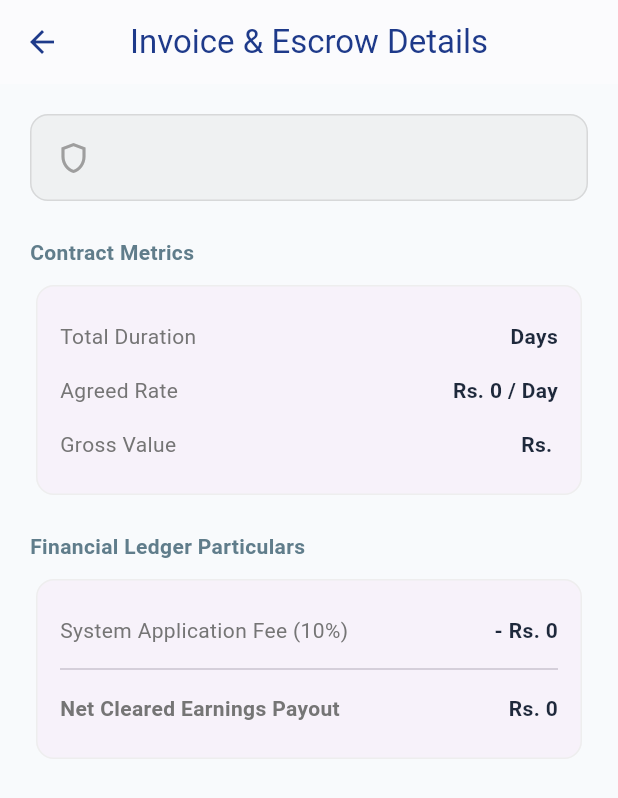
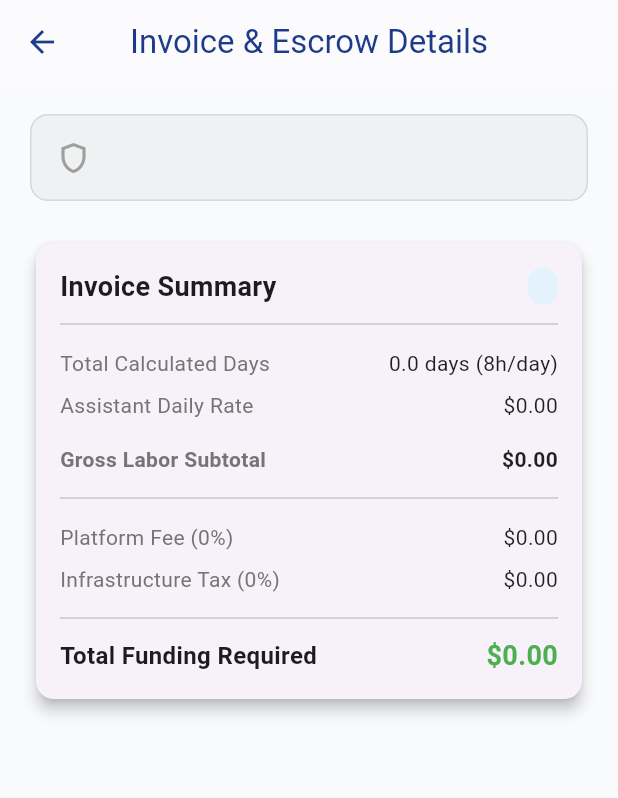
Before and after one commit to PenTrojan/medicare, a Flutter app: the BillingDetailsPage screen opened directly with empty values, on a phone screen of 412 x 824 dp. Shown: the top 798 px of the screen. Run offline on Flutter 3.47's test engine with Material 3 defaults, Android fonts, the phone set to English and light mode, and no system bars; our stand-ins replace cloud_firestore, cloud_functions, firebase_auth, firebase_core, firebase_storage, geolocator and 2 more; missing offline and left inert: firebase_ui_auth, firebase_ui_oauth_google; accounts and stored records are empty.

```diff
--- /dev/null
+++ b/lib/models/bill_model.dart
@@ -0,0 +1,114 @@
+class BillModel {
+  final String id;
+  final BillMetadata metadata;
+  final PricingStructure pricingStructure;
+  final FinancialBreakdown financialBreakdown;
+  final EscrowSummary escrowSummary;
+
+  BillModel({
+    required this.id,
+    required this.metadata,
+    required this.pricingStructure,
+    required this.financialBreakdown,
+    required this.escrowSummary,
+  });
+
+  factory BillModel.fromMap(Map<String, dynamic> map) {
+    return BillModel(
+      id: map['id'] ?? '',
+      metadata: BillMetadata.fromMap(map['metadata'] ?? {}),
+      pricingStructure: PricingStructure.fromMap(map['pricingStructure'] ?? {}),
+      financialBreakdown: FinancialBreakdown.fromMap(
+        map['financialBreakdown'] ?? {},
+      ),
+      escrowSummary: EscrowSummary.fromMap(map['escrowSummary'] ?? {}),
+    );
+  }
+}
+
+class BillMetadata {
+  final String jobId;
+  final String seekerId;
+  final String assistantId;
+
+  BillMetadata({
+    required this.jobId,
+    required this.seekerId,
+    required this.assistantId,
+  });
+
+  factory BillMetadata.fromMap(Map<String, dynamic> map) {
+    return BillMetadata(
+      jobId: map['jobId'] ?? '',
+      seekerId: map['seekerId'] ?? '',
+      assistantId: map['assistantId'] ?? '',
+    );
+  }
+}
+
+class PricingStructure {
+  final double totalDays;
+  final int dailyRate;
+  final int grossContractValue;
+
+  PricingStructure({
+    required this.totalDays,
+    required this.dailyRate,
+    required this.grossContractValue,
+  });
+
+  factory PricingStructure.fromMap(Map<String, dynamic> map) {
+    return PricingStructure(
+      totalDays: (map['totalDays'] as num?)?.toDouble() ?? 0.0,
+      dailyRate: (map['dailyRate'] as num?)?.toInt() ?? 0,
+      grossContractValue: (map['grossContractValue'] as num?)?.toInt() ?? 0,
+    );
+  }
+}
+
+class FinancialBreakdown {
+  final double platformFeeRate;
+  final int platformFeeAmount;
+  final int netAssistantPayout;
+  final double taxRate;
+  final int taxAmount;
+
+  FinancialBreakdown({
+    required this.platformFeeRate,
+    required this.platformFeeAmount,
+    required this.netAssistantPayout,
+    required this.taxRate,
+    required this.taxAmount,
+  });
+
+  factory FinancialBreakdown.fromMap(Map<String, dynamic> map) {
+    return FinancialBreakdown(
+      platformFeeRate: (map['platformFeeRate'] as num?)?.toDouble() ?? 0.0,
+      platformFeeAmount: (map['platformFeeAmount'] as num?)?.toInt() ?? 0,
+      netAssistantPayout: (map['netAssistantPayout'] as num?)?.toInt() ?? 0,
+      taxRate: (map['taxRate'] as num?)?.toDouble() ?? 0.0,
+      taxAmount: (map['taxAmount'] as num?)?.toInt() ?? 0,
+    );
+  }
+}
+
+class EscrowSummary {
+  final int totalRequiredFromSeeker;
+  final int currentEscrowBalance;
+  final String financialStatus;
+
+  EscrowSummary({
+    required this.totalRequiredFromSeeker,
+    required this.currentEscrowBalance,
+    required this.financialStatus,
+  });
+
+  factory EscrowSummary.fromMap(Map<String, dynamic> map) {
+    return EscrowSummary(
+      totalRequiredFromSeeker:
+          (map['totalRequiredFromSeeker'] as num?)?.toInt() ?? 0,
+      currentEscrowBalance: (map['currentEscrowBalance'] as num?)?.toInt() ?? 0,
+      financialStatus: map['financialStatus'] ?? 'GENERATED',
+    );
+  }
+}
--- a/lib/screens/shared/billing_details_page.dart
+++ b/lib/screens/shared/billing_details_page.dart
@@ -1,10 +1,11 @@
 import 'package:flutter/material.dart';
 import 'package:cloud_firestore/cloud_firestore.dart';
+import '../../models/bill_model.dart';
+import '../../widgets/invoice_breakdown_card.dart';
 
 class BillingDetailsPage extends StatelessWidget {
   final String jobId;
-  final bool
-  isSeeker; // Dynamically configures layout views based on persona role
+  final bool isSeeker; // Configures active payment context views dynamically
 
   const BillingDetailsPage({
     super.key,
@@ -29,8 +30,9 @@ class BillingDetailsPage extends StatelessWidget {
             .doc(jobId)
             .snapshots(),
         builder: (context, snapshot) {
-          if (snapshot.hasError)
+          if (snapshot.hasError) {
             return Center(child: Text("Error: ${snapshot.error}"));
+          }
           if (snapshot.connectionState == ConnectionState.waiting) {
             return const Center(child: CircularProgressIndicator());
           }
@@ -40,67 +42,24 @@ class BillingDetailsPage extends StatelessWidget {
             );
           }
 
-          final billData = snapshot.data!.data() as Map<String, dynamic>;
-          final pricing = billData['pricingStructure'] as Map<String, dynamic>;
-          final breakdown =
-              billData['financialBreakdown'] as Map<String, dynamic>;
-          final escrow = billData['escrowSummary'] as Map<String, dynamic>;
+          // Convert raw document map into our validated type-safe model
+          final rawData = snapshot.data!.data() as Map<String, dynamic>;
+          final bill = BillModel.fromMap(rawData);
 
           return SingleChildScrollView(
             padding: const EdgeInsets.all(20.0),
             child: Column(
               crossAxisAlignment: CrossAxisAlignment.start,
               children: [
-                _buildStatusBanner(escrow['financialStatus']),
+                _buildStatusBanner(bill.escrowSummary.financialStatus),
                 const SizedBox(height: 24),
-                _buildLedgerSection(
-                  title: "Contract Metrics",
-                  rows: [
-                    _ledgerRow(
-                      "Total Duration",
-                      "${pricing['totalDays']} Days",
-                    ),
-                    _ledgerRow(
-                      "Agreed Rate",
-                      "Rs. ${pricing['dailyRate']} / Day",
-                    ),
-                    _ledgerRow(
-                      "Gross Value",
-                      "Rs. ${pricing['grossContractValue']}",
-                    ),
-                  ],
-                ),
-                const SizedBox(height: 20),
-                _buildLedgerSection(
-                  title: "Financial Ledger Particulars",
-                  rows: isSeeker
-                      ? [
-                          _ledgerRow(
-                            "Regulatory Surcharges (2%)",
-                            "Rs. ${breakdown['taxAmount']}",
-                          ),
-                          const Divider(),
-                          _ledgerRow(
-                            "Total Consolidated Liability",
-                            "Rs. ${escrow['totalRequiredFromSeeker']}",
-                            isBold: true,
-                          ),
-                        ]
-                      : [
-                          _ledgerRow(
-                            "System Application Fee (10%)",
-                            "- Rs. ${breakdown['platformFeeAmount']}",
-                          ),
-                          const Divider(),
-                          _ledgerRow(
-                            "Net Cleared Earnings Payout",
-                            "Rs. ${breakdown['netAssistantPayout']}",
-                            isBold: true,
-                          ),
-                        ],
-                ),
+
+                // Unified modular widget handles persona-based math splits
+                InvoiceBreakdownCard(bill: bill),
+
                 const SizedBox(height: 40),
-                if (isSeeker && escrow['financialStatus'] == "GENERATED")
+                if (isSeeker &&
+                    bill.escrowSummary.financialStatus == "GENERATED")
                   ElevatedButton(
                     onPressed: () => _initializeSecurePaymentGateway(context),
                     style: ElevatedButton.styleFrom(
@@ -161,70 +120,14 @@ class BillingDetailsPage extends StatelessWidget {
         children: [
           Icon(Icons.shield_outlined, color: bannerColor),
           const SizedBox(width: 12),
-          Text(
+          Expanded(
+            child: Text(
               displayMsg,
               style: TextStyle(
                 fontWeight: FontWeight.bold,
                 color: bannerColor,
                 fontSize: 14,
               ),
-          ),
-        ],
-      ),
-    );
-  }
-
-  Widget _buildLedgerSection({
-    required String title,
-    required List<Widget> rows,
-  }) {
-    return Column(
-      crossAxisAlignment: CrossAxisAlignment.start,
-      children: [
-        Text(
-          title,
-          style: const TextStyle(
-            fontSize: 14,
-            fontWeight: FontWeight.bold,
-            color: Colors.blueGrey,
-          ),
-        ),
-        const SizedBox(height: 8),
-        Card(
-          elevation: 0,
-          shape: RoundedRectangleBorder(
-            borderRadius: BorderRadius.circular(12),
-            side: BorderSide(color: Colors.grey.shade200),
-          ),
-          child: Padding(
-            padding: const EdgeInsets.all(16.0),
-            child: Column(children: rows),
-          ),
-        ),
-      ],
-    );
-  }
-
-  Widget _ledgerRow(String label, String value, {bool isBold = false}) {
-    return Padding(
-      padding: const EdgeInsets.symmetric(vertical: 8.0),
-      child: Row(
-        mainAxisAlignment: MainAxisAlignment.spaceBetween,
-        children: [
-          Text(
-            label,
-            style: TextStyle(
-              color: Colors.grey[600],
-              fontSize: 14,
-              fontWeight: isBold ? FontWeight.bold : FontWeight.normal,
-            ),
-          ),
-          Text(
-            value,
-            style: TextStyle(
-              color: const Color(0xFF1E293B),
-              fontSize: 14,
-              fontWeight: isBold ? FontWeight.bold : FontWeight.w600,
             ),
           ),
         ],
--- /dev/null
+++ b/lib/widgets/invoice_breakdown_card.dart
@@ -0,0 +1,119 @@
+import 'package:flutter/material.dart';
+import '../models/bill_model.dart';
+
+class InvoiceBreakdownCard extends StatelessWidget {
+  final BillModel bill;
+
+  const InvoiceBreakdownCard({Key? key, required this.bill}) : super(key: key);
+
+  @override
+  Widget build(BuildContext context) {
+    final pricing = bill.pricingStructure;
+    final breakdown = bill.financialBreakdown;
+    final escrow = bill.escrowSummary;
+
+    return Card(
+      elevation: 4,
+      shape: RoundedRectangleBorder(borderRadius: BorderRadius.circular(12)),
+      child: Padding(
+        padding: const EdgeInsets.all(16.0),
+        child: Column(
+          crossAxisAlignment: CrossAxisAlignment.start,
+          children: [
+            Row(
+              mainAxisAlignment: MainAxisAlignment.spaceBetween,
+              children: [
+                const Text(
+                  'Invoice Summary',
+                  style: TextStyle(fontSize: 18, fontWeight: FontWeight.bold),
+                ),
+                Container(
+                  padding: const EdgeInsets.symmetric(
+                    horizontal: 10,
+                    vertical: 4,
+                  ),
+                  decoration: BoxDecoration(
+                    color: Colors.blue.shade50,
+                    borderRadius: BorderRadius.circular(20),
+                  ),
+                  child: Text(
+                    escrow.financialStatus,
+                    style: TextStyle(
+                      color: Colors.blue.shade700,
+                      fontWeight: FontWeight.bold,
+                      fontSize: 12,
+                    ),
+                  ),
+                ),
+              ],
+            ),
+            const Divider(height: 24),
+            _buildRow(
+              'Total Calculated Days',
+              '${pricing.totalDays} days (8h/day)',
+            ),
+            _buildRow('Assistant Daily Rate', '\$${pricing.dailyRate}.00'),
+            const SizedBox(height: 8),
+            _buildRow(
+              'Gross Labor Subtotal',
+              '\$${pricing.grossContractValue}.00',
+              isBold: true,
+            ),
+            const Divider(height: 24),
+            _buildRow(
+              'Platform Fee (${(breakdown.platformFeeRate * 100).toInt()}%)',
+              '\$${breakdown.platformFeeAmount}.00',
+            ),
+            _buildRow(
+              'Infrastructure Tax (${(breakdown.taxRate * 100).toInt()}%)',
+              '\$${breakdown.taxAmount}.00',
+            ),
+            const Divider(height: 24),
+            Row(
+              mainAxisAlignment: MainAxisAlignment.spaceBetween,
+              children: [
+                const Text(
+                  'Total Funding Required',
+                  style: TextStyle(fontSize: 16, fontWeight: FontWeight.bold),
+                ),
+                Text(
+                  '\$${escrow.totalRequiredFromSeeker}.00',
+                  style: const TextStyle(
+                    fontSize: 18,
+                    fontWeight: FontWeight.bold,
+                    color: Colors.green,
+                  ),
+                ),
+              ],
+            ),
+          ],
+        ),
+      ),
+    );
+  }
+
+  Widget _buildRow(String label, String value, {bool isBold = false}) {
+    return Padding(
+      padding: const EdgeInsets.symmetric(vertical: 4.0),
+      child: Row(
+        mainAxisAlignment: MainAxisAlignment.spaceBetween,
+        children: [
+          Text(
+            label,
+            style: TextStyle(
+              color: Colors.grey.shade600,
+              fontWeight: isBold ? FontWeight.bold : FontWeight.normal,
+            ),
+          ),
+          Text(
+            value,
+            style: TextStyle(
+              fontWeight: isBold ? FontWeight.bold : FontWeight.normal,
+              color: Colors.black87,
+            ),
+          ),
+        ],
+      ),
+    );
+  }
+}
--- a/pubspec.yaml
+++ b/pubspec.yaml
@@ -39,6 +39,7 @@ dependencies:
   firebase_ui_auth: ^3.0.1
   firebase_ui_oauth_google: ^2.0.1
   firebase_auth: ^6.1.4
+  google_maps_flutter: ^2.11.0
   geolocator: ^13.0.1
 
   # for uploading proof images
```
Also changed, not shown: firestore.indexes.json (+18 -0 lines), lib/screens/assistant/assistant_reg.dart (+36 -9 lines), lib/screens/seeker/add_job_page.dart (+26 -3 lines), lib/screens/shared/payments_page.dart (+5 -2 lines), lib/services/billing_service.dart (added, +28 -0 lines), lib/widgets/location_picker_sheet.dart (added, +212 -0 lines), pubspec.lock, 16 other files. Lines whose indentation alone changed are shown as unchanged.
